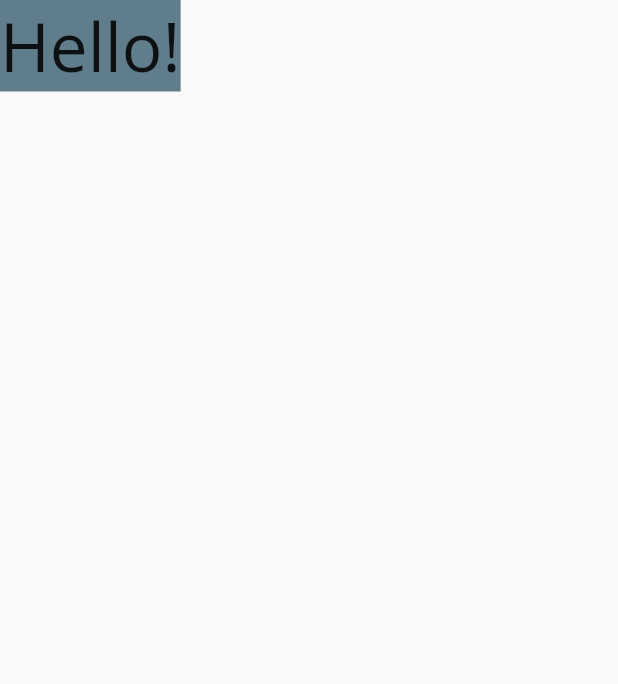
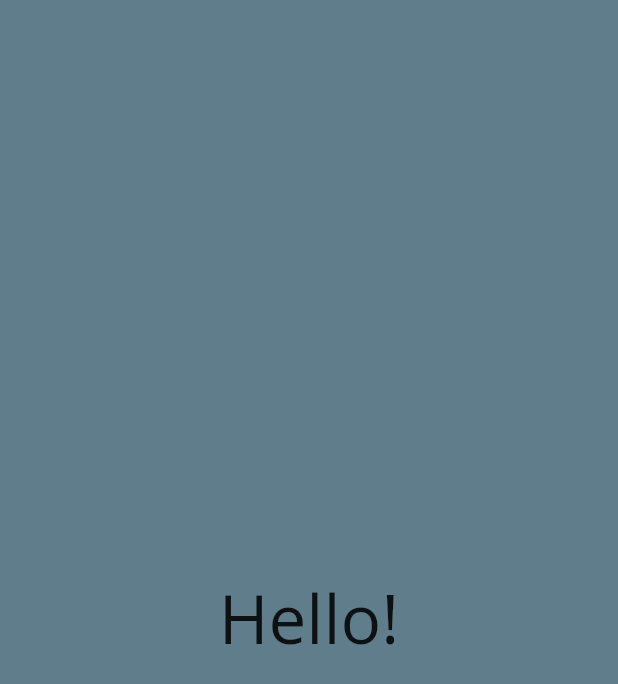
Before and after one commit to iamabhishek229313/aws_covid_care, a Flutter app: the first screen one second after launch, on a phone screen of 412 x 824 dp. Shown: the top 684 px of the screen. Run offline on Flutter 3.47's test engine with Material 2 defaults, Android fonts, the phone set to English and light mode, and no system bars; our stand-ins replace flutter_phoenix, shared_preferences, smooth_page_indicator.

Commit message:
Some bugs fixed.

```diff
--- a/lib/main.dart
+++ b/lib/main.dart
@@ -1,8 +1,9 @@
 import 'package:aws_covid_care/screens/splash_screen.dart';
 import 'package:flutter/material.dart';
+import 'package:flutter_phoenix/flutter_phoenix.dart';
 
 void main() {
-  runApp(MyApp());
+  runApp(Phoenix(child: MyApp()));
 }
 
 // Root of the app.
--- a/lib/screens/onboarding_screen.dart
+++ b/lib/screens/onboarding_screen.dart
@@ -1,5 +1,6 @@
 import 'dart:math';
 
+import 'package:aws_covid_care/screens/state_wrapper_screen.dart';
 import 'package:aws_covid_care/utils/constants.dart';
 import 'package:flutter/material.dart';
 import 'package:shared_preferences/shared_preferences.dart';
@@ -37,6 +38,7 @@ class _OnboardingScreenState extends State<OnboardingScreen> {
                 prefs.setBool(AppConstants.firstUser, true).then((value) {
                   print("Saved Preference as a value of = " + value.toString());
                 });
+                Navigator.pushReplacement(context, MaterialPageRoute(builder: (_) => StateWrapperScreen()));
               },
               backgroundColor: Colors.black,
               icon: Icon(
--- a/lib/screens/splash_screen.dart
+++ b/lib/screens/splash_screen.dart
@@ -32,7 +32,7 @@ class _SplashScreenState extends State<SplashScreen> {
 
   Future<dynamic> _fetchFirstTimeState() async {
     SharedPreferences prefs = await SharedPreferences.getInstance();
-    bool isFirstTime = prefs.getBool(AppConstants.firstUser);
+    bool isFirstTime = prefs.getBool(AppConstants.firstUser) ?? false;
     return _jumpToScreen(isFirstTime);
   }
 
@@ -43,9 +43,10 @@ class _SplashScreenState extends State<SplashScreen> {
         future: _fetchFirstTimeState(),
         builder: (BuildContext context, AsyncSnapshot snapshot) {
           // Wether we have data or not? Ans: We don't care it's not an API call.
-          return Scaffold(
-            body: Container(
-              color: Colors.blueGrey,
+          return Container(
+            constraints: BoxConstraints.expand(),
+            color: Colors.blueGrey,
+            child: Center(
               child: Text(
                 "Hello!",
                 style: TextStyle(fontSize: 45.0),
--- a/pubspec.yaml
+++ b/pubspec.yaml
@@ -19,6 +19,8 @@ dependencies:
   cloud_firestore: ^0.13.7
   smooth_page_indicator: ^0.2.0
   shared_preferences: ^0.5.8
+  flutter_phoenix: ^0.1.0
+
 
 dev_dependencies:
   flutter_test:
```
Also changed, not shown: pubspec.lock.
